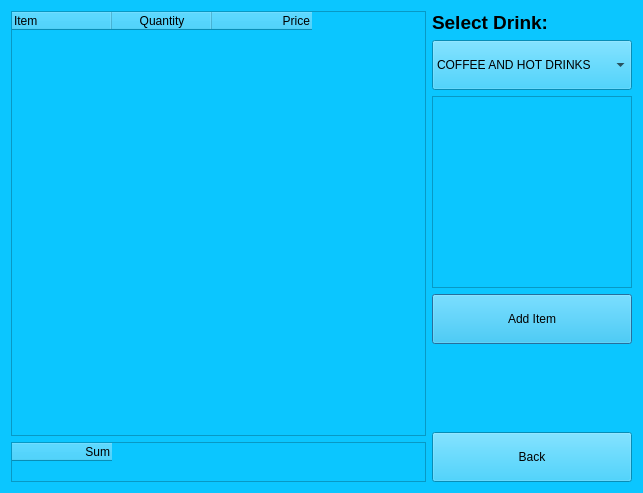
stemil01/expresso, file src/naruci.ui: the form before one commit.
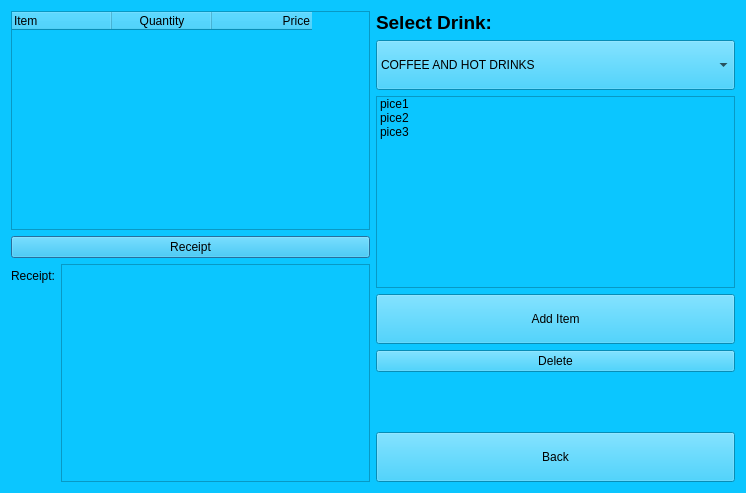
The form after the commit.

```diff
--- a/src/naruci.ui
+++ b/src/naruci.ui
@@ -6,7 +6,7 @@
    <rect>
     <x>0</x>
     <y>0</y>
-    <width>643</width>
+    <width>746</width>
     <height>493</height>
    </rect>
   </property>
@@ -47,35 +47,37 @@
         </widget>
        </item>
        <item>
-        <widget class="QTableWidget" name="tableWidget_2">
-         <property name="sizePolicy">
-          <sizepolicy hsizetype="Expanding" vsizetype="Fixed">
-           <horstretch>0</horstretch>
-           <verstretch>0</verstretch>
-          </sizepolicy>
+        <widget class="QPushButton" name="pbReceiptOrderDialog">
+         <property name="text">
+          <string>Receipt</string>
          </property>
-         <property name="minimumSize">
-          <size>
-           <width>0</width>
-           <height>40</height>
-          </size>
-         </property>
-         <property name="maximumSize">
-          <size>
-           <width>16777215</width>
-           <height>40</height>
-          </size>
-         </property>
-         <column>
-          <property name="text">
-           <string>Sum</string>
-          </property>
-          <property name="textAlignment">
-           <set>AlignTrailing|AlignVCenter</set>
-          </property>
-         </column>
         </widget>
        </item>
+       <item>
+        <layout class="QFormLayout" name="formLayout">
+         <item row="0" column="0">
+          <widget class="QLabel" name="totalLabel">
+           <property name="text">
+            <string>Receipt:</string>
+           </property>
+          </widget>
+         </item>
+         <item row="0" column="1">
+          <widget class="QTextEdit" name="teReceiptOrderDialog">
+           <property name="html">
+            <string>&lt;!DOCTYPE HTML PUBLIC &quot;-//W3C//DTD HTML 4.0//EN&quot; &quot;http://www.w3.org/TR/REC-html40/strict.dtd&quot;&gt;
+&lt;html&gt;&lt;head&gt;&lt;meta name=&quot;qrichtext&quot; content=&quot;1&quot; /&gt;&lt;meta charset=&quot;utf-8&quot; /&gt;&lt;style type=&quot;text/css&quot;&gt;
+p, li { white-space: pre-wrap; }
+hr { height: 1px; border-width: 0; }
+li.unchecked::marker { content: &quot;\2610&quot;; }
+li.checked::marker { content: &quot;\2612&quot;; }
+&lt;/style&gt;&lt;/head&gt;&lt;body style=&quot; font-family:'Segoe UI'; font-size:9pt; font-weight:400; font-style:normal;&quot;&gt;
+&lt;p align=&quot;right&quot; style=&quot;-qt-paragraph-type:empty; margin-top:0px; margin-bottom:0px; margin-left:0px; margin-right:0px; -qt-block-indent:0; text-indent:0px;&quot;&gt;&lt;br /&gt;&lt;/p&gt;&lt;/body&gt;&lt;/html&gt;</string>
+           </property>
+          </widget>
+         </item>
+        </layout>
+       </item>
       </layout>
      </item>
      <item>
@@ -123,25 +125,25 @@
         </widget>
        </item>
        <item>
-        <widget class="QListWidget" name="listWidget">
-         <property name="sizePolicy">
-          <sizepolicy hsizetype="Minimum" vsizetype="Minimum">
-           <horstretch>0</horstretch>
-           <verstretch>0</verstretch>
-          </sizepolicy>
+        <widget class="QListWidget" name="lwMenuOrderDialog">
+         <property name="selectionMode">
+          <enum>QAbstractItemView::MultiSelection</enum>
          </property>
-         <property name="minimumSize">
-          <size>
-           <width>200</width>
-           <height>150</height>
-          </size>
-         </property>
-         <property name="maximumSize">
-          <size>
-           <width>200</width>
-           <height>16777215</height>
-          </size>
-         </property>
+         <item>
+          <property name="text">
+           <string>pice1</string>
+          </property>
+         </item>
+         <item>
+          <property name="text">
+           <string>pice2</string>
+          </property>
+         </item>
+         <item>
+          <property name="text">
+           <string>pice3</string>
+          </property>
+         </item>
         </widget>
        </item>
        <item>
@@ -157,6 +159,13 @@
          </property>
         </widget>
        </item>
+       <item>
+        <widget class="QPushButton" name="pbDeleteOrderDialog">
+         <property name="text">
+          <string>Delete</string>
+         </property>
+        </widget>
+       </item>
        <item>
         <spacer name="verticalSpacer">
          <property name="orientation">
```
Left out of the diff: 6 changed lines with no effect on the pictures.
